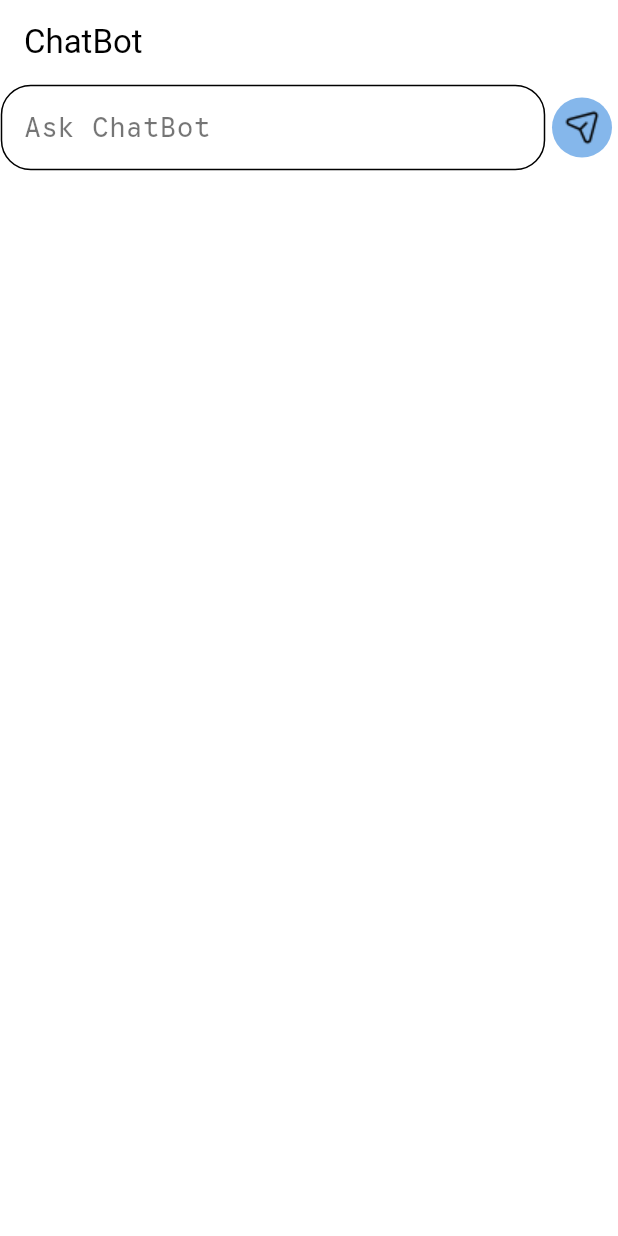
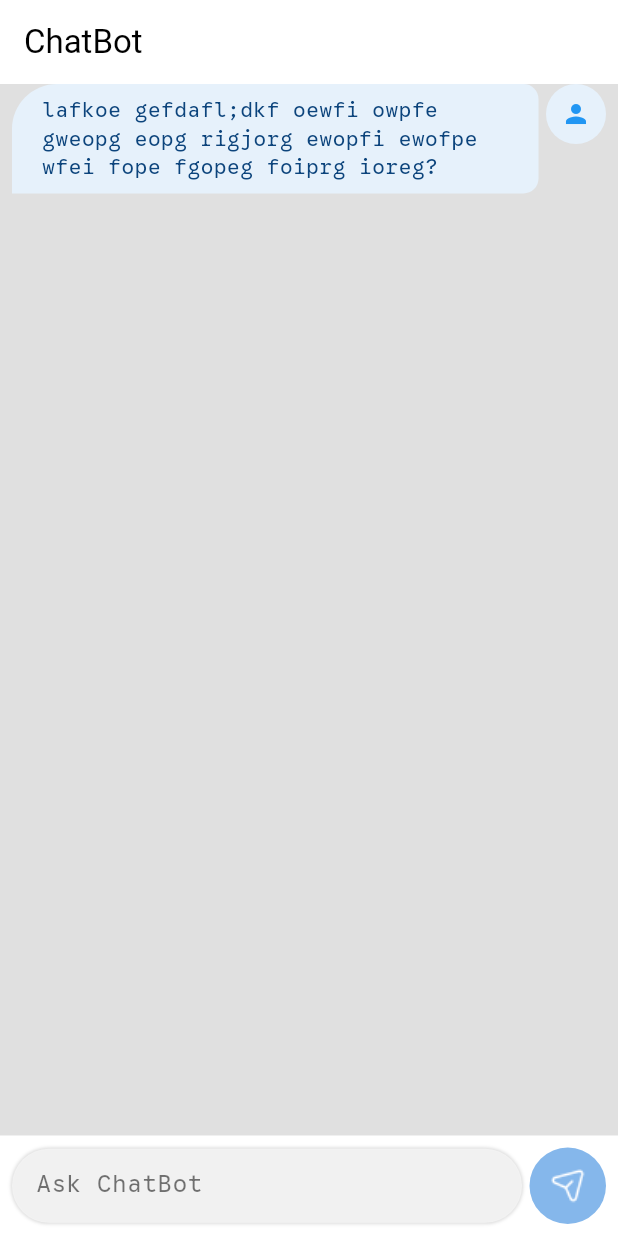
Before and after one commit to momintalha/chatbot_frontend, a Flutter app: the screen it shows after launch, on a phone screen of 412 x 824 dp. Run offline on Flutter 3.47's test engine with Material 3 defaults, Android fonts, the phone set to English and light mode, and no system bars; our stand-ins replace bloc, flutter_bloc; missing offline and left inert: gpt_markdown.

Commit message:
create basic ui of chat screen

```diff
--- a/lib/core/themes/custom_themes/theme_iconbutton.dart
+++ b/lib/core/themes/custom_themes/theme_iconbutton.dart
@@ -5,16 +5,10 @@ class ThemeIconbutton {
   ThemeIconbutton._();
 
   static IconButtonThemeData lightTheme = IconButtonThemeData(
-    style: IconButton.styleFrom(
-      iconSize: 18,
-      backgroundColor: AppColors.darkAccent,
-    ),
+    style: IconButton.styleFrom(backgroundColor: AppColors.darkAccent),
   );
 
   static IconButtonThemeData darkTheme = IconButtonThemeData(
-    style: IconButton.styleFrom(
-      iconSize: 18,
-      backgroundColor: AppColors.lightAccent,
-    ),
+    style: IconButton.styleFrom(backgroundColor: AppColors.lightAccent),
   );
 }
--- a/lib/core/themes/custom_themes/theme_text.dart
+++ b/lib/core/themes/custom_themes/theme_text.dart
@@ -9,12 +9,12 @@ class ThemeText {
     labelSmall: TextStyle(
       color: Colors.black54,
       fontFamily: 'GoogleSansText',
-      fontSize: 18,
+      fontSize: 16,
     ),
     bodySmall: TextStyle(
       color: AppColors.lightUserBubbleText,
       fontFamily: 'GoogleSansText',
-      fontSize: 20,
+      fontSize: 14,
     ),
     bodyMedium: TextStyle(
       color: AppColors.lightBotBubbleText,
@@ -28,12 +28,12 @@ class ThemeText {
     labelSmall: TextStyle(
       color: Colors.white54,
       fontFamily: 'GoogleSansText',
-      fontSize: 18,
+      fontSize: 16,
     ),
     bodySmall: TextStyle(
       color: AppColors.darkUserBubbleText,
       fontFamily: 'GoogleSansText',
-      fontSize: 20,
+      fontSize: 14,
     ),
     bodyMedium: TextStyle(
       color: AppColors.darkBotBubbleText,
--- a/lib/core/themes/themes.dart
+++ b/lib/core/themes/themes.dart
@@ -7,14 +7,14 @@ class Themes {
   Themes._();
   // Light Theme
   static ThemeData lightTheme = ThemeData(
-    colorScheme: ColorScheme.light(primaryContainer: AppColors.darkUserBubble),
+    colorScheme: ColorScheme.light(primaryContainer: AppColors.lightUserBubble),
     textTheme: ThemeText.lightTheme,
     iconButtonTheme: ThemeIconbutton.lightTheme,
   );
 
   // Dark Theme
   static ThemeData darkTheme = ThemeData(
-    colorScheme: ColorScheme.light(primaryContainer: AppColors.lightUserBubble),
+    colorScheme: ColorScheme.light(primaryContainer: AppColors.darkUserBubble),
     textTheme: ThemeText.darktTheme,
     iconButtonTheme: ThemeIconbutton.darkTheme,
   );
--- a/lib/views/screens/chat_screen.dart
+++ b/lib/views/screens/chat_screen.dart
@@ -1,10 +1,11 @@
 import 'package:chatbot_frontend/viewmodels/bloc/chat_bloc.dart';
 import 'package:chatbot_frontend/viewmodels/bloc/chat_event.dart';
+import 'package:chatbot_frontend/views/widgets/bot_chat_bubble.dart';
 import 'package:chatbot_frontend/views/widgets/chat_input.dart';
 import 'package:chatbot_frontend/views/widgets/send_button.dart';
+import 'package:chatbot_frontend/views/widgets/user_chat_bubble.dart';
 import 'package:flutter/material.dart';
 import 'package:flutter_bloc/flutter_bloc.dart';
-
 import '../../viewmodels/bloc/chat_state.dart';
 
 class ChatScreen extends StatelessWidget {
@@ -17,12 +18,27 @@ class ChatScreen extends StatelessWidget {
       appBar: AppBar(title: const Text('ChatBot')),
       body: BlocBuilder<ChatBloc, ChatState?>(
         builder: (context, state) {
-          return Column(
+          return Container(
+            color: Colors.black12,
+            child: Column(
+              mainAxisAlignment: MainAxisAlignment.spaceBetween,
               children: [
-              //  ListView.builder(itemBuilder: (context, index){
-
-              //  }),
-              Row(
+                Expanded(
+                  child: ListView.builder(
+                    padding: EdgeInsets.symmetric(horizontal: 8.0),
+                    itemCount: 1,
+                    itemBuilder: (context, index) {
+                      return UserChatBubble(
+                        'lafkoe gefdafl;dkf oewfi owpfe gweopg eopg rigjorg ewopfi ewofpe wfei fope fgopeg foiprg ioreg?',
+                      );
+                    },
+                  ),
+                ),
+                Container(
+                  padding: EdgeInsets.all(8),
+                  decoration: BoxDecoration(color: Colors.white),
+                  child: Row(
+                    spacing: 5,
                     children: [
                       Expanded(
                         child: ChatInput(
@@ -38,7 +54,9 @@ class ChatScreen extends StatelessWidget {
                       ),
                     ],
                   ),
+                ),
               ],
+            ),
           );
         },
       ),
--- a/lib/views/widgets/bot_chat_bubble.dart
+++ b/lib/views/widgets/bot_chat_bubble.dart
@@ -7,6 +7,9 @@ class BotChatBubble extends StatelessWidget {
 
   @override
   Widget build(BuildContext context) {
-    return Container(padding: EdgeInsets.all(10.0), child: GptMarkdown(reply));
+    return Container(
+      padding: EdgeInsets.symmetric(horizontal: 8.0),
+      child: GptMarkdown(reply),
+    );
   }
 }
--- a/lib/views/widgets/chat_input.dart
+++ b/lib/views/widgets/chat_input.dart
@@ -6,18 +6,26 @@ class ChatInput extends StatelessWidget {
 
   @override
   Widget build(BuildContext context) {
-    return TextField(
-      controller: _textEditingController,
-      cursorColor: Colors.blue,
-      cursorHeight: 14,
-      decoration: InputDecoration(
-        hintText: 'Ask ChatBot',
-        hintStyle: Theme.of(context).textTheme.labelSmall,
-        border: ShapedInputBorder(
-          shape: RoundedRectangleBorder(
-            borderRadius: BorderRadiusGeometry.circular(20),
-            side: BorderSide(color: Colors.black12, width: 0.5),
-          ),
+    return Container(
+      alignment: Alignment.center,
+      height: MediaQuery.of(context).size.height * 0.06,
+      decoration: BoxDecoration(
+        color: Colors.white54,
+        borderRadius: BorderRadius.circular(30),
+        boxShadow: [
+          BoxShadow(color: Colors.black12, blurRadius: 1, spreadRadius: 1),
+        ],
+      ),
+      child: TextField(
+        controller: _textEditingController,
+        style: Theme.of(context).textTheme.bodySmall,
+        expands: true,
+        cursorColor: Colors.blue,
+        cursorHeight: 20,
+        decoration: InputDecoration(
+          hintText: 'Ask ChatBot',
+          hintStyle: Theme.of(context).textTheme.labelSmall,
+          border: OutlineInputBorder(borderSide: BorderSide.none),
         ),
       ),
     );
--- a/lib/views/widgets/send_button.dart
+++ b/lib/views/widgets/send_button.dart
@@ -9,7 +9,12 @@ class SendButton extends StatelessWidget {
   Widget build(BuildContext context) {
     return IconButton(
       onPressed: onTap,
-      icon: Image.asset('assets/icons/send_icon.png'),
+      icon: Image.asset(
+        'assets/icons/send_icon.png',
+        color: Colors.white,
+        width: 35,
+        height: 35,
+      ),
       style: Theme.of(context).iconButtonTheme.style,
     );
   }
--- a/lib/views/widgets/user_chat_bubble.dart
+++ b/lib/views/widgets/user_chat_bubble.dart
@@ -6,14 +6,28 @@ class UserChatBubble extends StatelessWidget {
 
   @override
   Widget build(BuildContext context) {
-    return Container(
-      alignment: Alignment.centerRight,
-      padding: EdgeInsets.all(10),
-      decoration: BoxDecoration(
-        color: Theme.of(context).colorScheme.primaryContainer,
-        borderRadius: BorderRadius.circular(20),
-      ),
-      child: Text(query, style: Theme.of(context).textTheme.bodySmall),
+    return Row(
+      mainAxisAlignment: MainAxisAlignment.end,
+      crossAxisAlignment: CrossAxisAlignment.start,
+      spacing: 5,
+      children: [
+        Expanded(
+          child: Container(
+            padding: EdgeInsets.only(left: 20, right: 8, top: 8, bottom: 8),
+            alignment: Alignment.centerRight,
+            decoration: BoxDecoration(
+              color: Theme.of(context).colorScheme.primaryContainer,
+              borderRadius: BorderRadius.only(
+                topLeft: Radius.circular(30),
+                topRight: Radius.circular(10),
+                bottomRight: Radius.circular(10),
+              ),
+            ),
+            child: Text(query, style: Theme.of(context).textTheme.bodySmall),
+          ),
+        ),
+        CircleAvatar(child: Icon(Icons.person, color: Colors.blue, size: 20)),
+      ],
     );
   }
 }
```
Also changed, not shown: 1 other file. Lines whose indentation alone changed are shown as unchanged.
